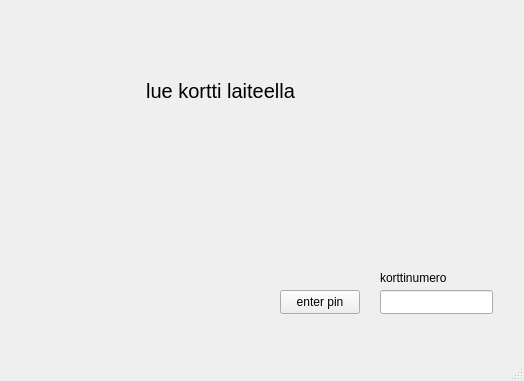
Before: the Qt Designer form frontend/mainwindow.ui in matiasKoo/BankSim_2023, drawn with Qt 5.
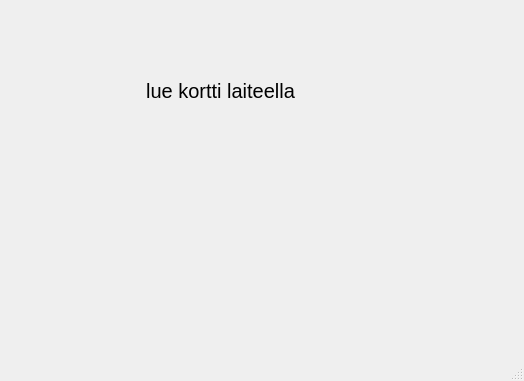
After: the same form once the commit is applied.

Commit message: testaus ominaisuus: korttinumeron lisäys käsin poistettu

```diff
--- a/frontend/mainwindow.ui
+++ b/frontend/mainwindow.ui
@@ -27,42 +27,6 @@
      <number>0</number>
     </property>
     <widget class="QWidget" name="startPage">
-     <widget class="QPushButton" name="pushButton">
-      <property name="geometry">
-       <rect>
-        <x>280</x>
-        <y>290</y>
-        <width>80</width>
-        <height>24</height>
-       </rect>
-      </property>
-      <property name="text">
-       <string>enter pin</string>
-      </property>
-     </widget>
-     <widget class="QLineEdit" name="cardNumLineEdit">
-      <property name="geometry">
-       <rect>
-        <x>380</x>
-        <y>290</y>
-        <width>113</width>
-        <height>24</height>
-       </rect>
-      </property>
-     </widget>
-     <widget class="QLabel" name="label_4">
-      <property name="geometry">
-       <rect>
-        <x>380</x>
-        <y>270</y>
-        <width>101</width>
-        <height>16</height>
-       </rect>
-      </property>
-      <property name="text">
-       <string>korttinumero</string>
-      </property>
-     </widget>
      <widget class="QLabel" name="startPageinfo">
       <property name="geometry">
        <rect>
```
Left out of the diff: 2 changed lines with no effect on the pictures. The commit also changes 2 other files.
